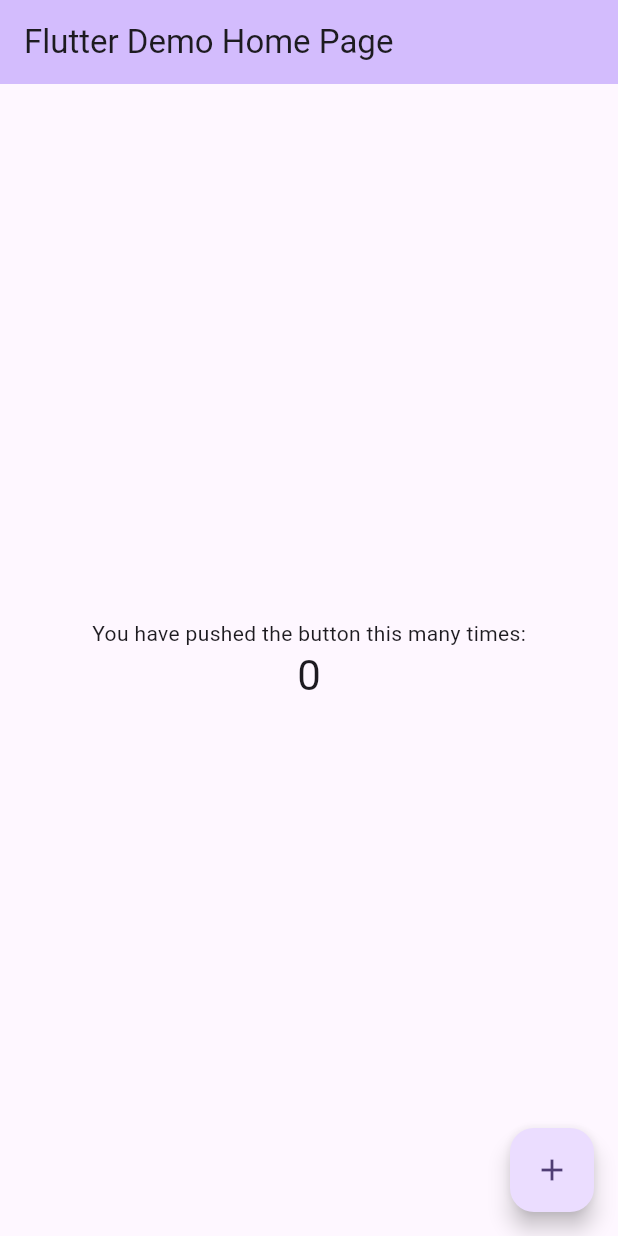
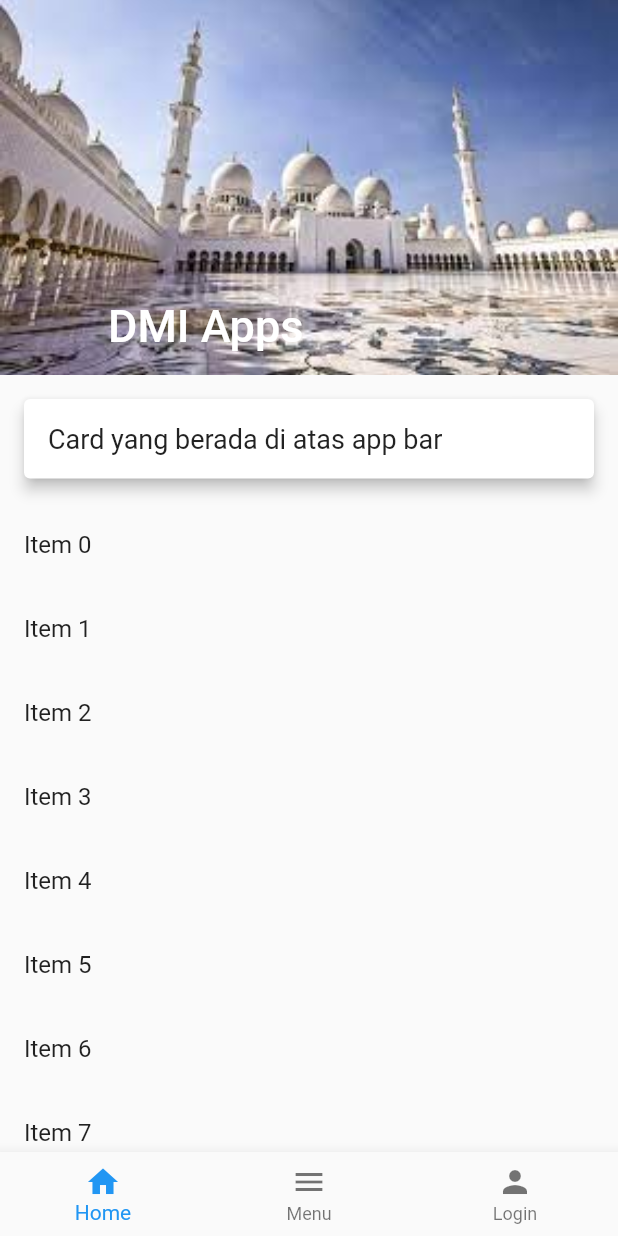
Before and after one commit to IkwanThareq/proj_fe_flutter_dmi, a Flutter app: the screen it shows after launch, on a phone screen of 412 x 824 dp. Run offline on Flutter 3.47's test engine with Material 2 defaults, Android fonts, the phone set to English and light mode, and no system bars.

Commit message:
pengerjaan UI home

```diff
--- a/lib/main.dart
+++ b/lib/main.dart
@@ -1,125 +1,19 @@
+import 'package:fe_dmi/screens/MainMenu.dart';
 import 'package:flutter/material.dart';
 
 void main() {
-  runApp(const MyApp());
+  runApp(const DMIApp());
 }
 
-class MyApp extends StatelessWidget {
-  const MyApp({super.key});
+class DMIApp extends StatelessWidget {
+  const DMIApp({super.key});
 
-  // This widget is the root of your application.
   @override
   Widget build(BuildContext context) {
-    return MaterialApp(
-      title: 'Flutter Demo',
-      theme: ThemeData(
-        // This is the theme of your application.
-        //
-        // TRY THIS: Try running your application with "flutter run". You'll see
-        // the application has a blue toolbar. Then, without quitting the app,
-        // try changing the seedColor in the colorScheme below to Colors.green
-        // and then invoke "hot reload" (save your changes or press the "hot
-        // reload" button in a Flutter-supported IDE, or press "r" if you used
-        // the command line to start the app).
-        //
-        // Notice that the counter didn't reset back to zero; the application
-        // state is not lost during the reload. To reset the state, use hot
-        // restart instead.
-        //
-        // This works for code too, not just values: Most code changes can be
-        // tested with just a hot reload.
-        colorScheme: ColorScheme.fromSeed(seedColor: Colors.deepPurple),
-        useMaterial3: true,
-      ),
-      home: const MyHomePage(title: 'Flutter Demo Home Page'),
+    return const MaterialApp(
+      title: 'MDI app',
+      debugShowCheckedModeBanner: false,
+      home: MainMenu(),
     );
   }
 }
-
-class MyHomePage extends StatefulWidget {
-  const MyHomePage({super.key, required this.title});
-
-  // This widget is the home page of your application. It is stateful, meaning
-  // that it has a State object (defined below) that contains fields that affect
-  // how it looks.
-
-  // This class is the configuration for the state. It holds the values (in this
-  // case the title) provided by the parent (in this case the App widget) and
-  // used by the build method of the State. Fields in a Widget subclass are
-  // always marked "final".
-
-  final String title;
-
-  @override
-  State<MyHomePage> createState() => _MyHomePageState();
-}
-
-class _MyHomePageState extends State<MyHomePage> {
-  int _counter = 0;
-
-  void _incrementCounter() {
-    setState(() {
-      // This call to setState tells the Flutter framework that something has
-      // changed in this State, which causes it to rerun the build method below
-      // so that the display can reflect the updated values. If we changed
-      // _counter without calling setState(), then the build method would not be
-      // called again, and so nothing would appear to happen.
-      _counter++;
-    });
-  }
-
-  @override
-  Widget build(BuildContext context) {
-    // This method is rerun every time setState is called, for instance as done
-    // by the _incrementCounter method above.
-    //
-    // The Flutter framework has been optimized to make rerunning build methods
-    // fast, so that you can just rebuild anything that needs updating rather
-    // than having to individually change instances of widgets.
-    return Scaffold(
-      appBar: AppBar(
-        // TRY THIS: Try changing the color here to a specific color (to
-        // Colors.amber, perhaps?) and trigger a hot reload to see the AppBar
-        // change color while the other colors stay the same.
-        backgroundColor: Theme.of(context).colorScheme.inversePrimary,
-        // Here we take the value from the MyHomePage object that was created by
-        // the App.build method, and use it to set our appbar title.
-        title: Text(widget.title),
-      ),
-      body: Center(
-        // Center is a layout widget. It takes a single child and positions it
-        // in the middle of the parent.
-        child: Column(
-          // Column is also a layout widget. It takes a list of children and
-          // arranges them vertically. By default, it sizes itself to fit its
-          // children horizontally, and tries to be as tall as its parent.
-          //
-          // Column has various properties to control how it sizes itself and
-          // how it positions its children. Here we use mainAxisAlignment to
-          // center the children vertically; the main axis here is the vertical
-          // axis because Columns are vertical (the cross axis would be
-          // horizontal).
-          //
-          // TRY THIS: Invoke "debug painting" (choose the "Toggle Debug Paint"
-          // action in the IDE, or press "p" in the console), to see the
-          // wireframe for each widget.
-          mainAxisAlignment: MainAxisAlignment.center,
-          children: <Widget>[
-            const Text(
-              'You have pushed the button this many times:',
-            ),
-            Text(
-              '$_counter',
-              style: Theme.of(context).textTheme.headlineMedium,
-            ),
-          ],
-        ),
-      ),
-      floatingActionButton: FloatingActionButton(
-        onPressed: _incrementCounter,
-        tooltip: 'Increment',
-        child: const Icon(Icons.add),
-      ), // This trailing comma makes auto-formatting nicer for build methods.
-    );
-  }
-}
--- /dev/null
+++ b/lib/screens/BottomSheetsScreen.dart
@@ -0,0 +1,27 @@
+import 'package:flutter/material.dart';
+
+class BottomSheetsScreen extends StatelessWidget {
+  @override
+  Widget build(BuildContext context) {
+    return Container(
+      padding: EdgeInsets.all(16.0),
+      child: Column(
+        mainAxisSize: MainAxisSize.min,
+        children: <Widget>[
+          Text(
+            'Ini adalah konten dari Bottom Sheet',
+            style: TextStyle(fontSize: 18.0),
+          ),
+          SizedBox(height: 16.0),
+          ElevatedButton(
+            onPressed: () {
+              // Tambahkan tindakan yang ingin Anda lakukan ketika tombol ditekan di sini
+              Navigator.of(context).pop(); // Untuk menutup bottom sheet
+            },
+            child: Text('Tutup'),
+          ),
+        ],
+      ),
+    );
+  }
+}
--- /dev/null
+++ b/lib/screens/HomeScreen.dart
@@ -0,0 +1,55 @@
+import 'package:flutter/material.dart';
+
+class HomeScreen extends StatefulWidget {
+  const HomeScreen({Key? key}) : super(key: key);
+
+  @override
+  State<HomeScreen> createState() => _HomeScreenState();
+}
+
+class _HomeScreenState extends State<HomeScreen> {
+  @override
+  Widget build(BuildContext context) {
+    return Scaffold(
+      body: CustomScrollView(
+        slivers: <Widget>[
+          SliverAppBar(
+            expandedHeight: 250.0,
+            floating: false,
+            pinned: true,
+            flexibleSpace: FlexibleSpaceBar(
+              title: Text("DMI Apps"),
+              background: Image.asset(
+                'assets/images/img_masjid.jpeg',
+                fit: BoxFit.cover,
+              ),
+            ),
+          ),
+          const SliverToBoxAdapter(
+            child: Card(
+              elevation: 4.0, // Elevasi untuk menambahkan bayangan
+              margin: EdgeInsets.all(16.0),
+              child: Padding(
+                padding: EdgeInsets.all(16.0),
+                child: Text(
+                  'Card yang berada di atas app bar',
+                  style: TextStyle(fontSize: 18.0),
+                ),
+              ),
+            ),
+          ),
+          SliverList(
+            delegate: SliverChildBuilderDelegate(
+              (BuildContext context, int index) {
+                return ListTile(
+                  title: Text('Item $index'),
+                );
+              },
+              childCount: 50,
+            ),
+          ),
+        ],
+      ),
+    );
+  }
+}
--- /dev/null
+++ b/lib/screens/LoginScreen.dart
@@ -0,0 +1,21 @@
+import 'package:flutter/material.dart';
+class LoginScreen extends StatefulWidget {
+  const LoginScreen({super.key});
+
+  @override
+  State<LoginScreen> createState() => _LoginScreenState();
+}
+
+class _LoginScreenState extends State<LoginScreen> {
+  @override
+  Widget build(BuildContext context) {
+    return Scaffold(
+      appBar: AppBar(
+        title: Text("Login Screen"),
+      ),
+      body: Center(
+        child: Text("Login Screen"),
+      ),
+    );
+  }
+}
--- /dev/null
+++ b/lib/screens/MainMenu.dart
@@ -0,0 +1,57 @@
+import 'package:fe_dmi/screens/BottomSheetsScreen.dart';
+import 'package:fe_dmi/screens/HomeScreen.dart';
+import 'package:fe_dmi/screens/LoginScreen.dart';
+import 'package:flutter/material.dart';
+
+class MainMenu extends StatefulWidget {
+  const MainMenu({super.key});
+
+  @override
+  State<MainMenu> createState() => _MainMenuState();
+}
+
+class _MainMenuState extends State<MainMenu> {
+
+  int _currentIndex = 0;
+  IconData _fabIcon = Icons.add;
+   final List<Widget> _pages = [
+    const HomeScreen(),
+    BottomSheetsScreen(),
+    const LoginScreen(),
+  ];
+
+  void _changeFabIcon(){
+    setState(() {
+      _fabIcon = (_fabIcon == Icons.add) ? Icons.remove : Icons.add;
+    });
+  }
+
+  @override
+  Widget build(BuildContext context) {
+    return Scaffold(
+      body: _pages[_currentIndex],
+      bottomNavigationBar: BottomNavigationBar(
+        currentIndex: _currentIndex,
+        onTap: (index) {
+          setState(() {
+            _currentIndex = index;
+          });
+        },
+        items: [
+          BottomNavigationBarItem(
+            icon: const Icon(Icons.home),
+            label: "Home",
+          ),
+          BottomNavigationBarItem(
+            icon: Icon(Icons.menu),
+            label: "Menu",
+          ),
+          BottomNavigationBarItem(
+            icon: Icon(Icons.person),
+            label: "Login",
+          ),
+        ],
+      ),
+    );
+  }
+}
--- a/pubspec.yaml
+++ b/pubspec.yaml
@@ -59,8 +59,8 @@ flutter:
   uses-material-design: true
 
   # To add assets to your application, add an assets section, like this:
-  # assets:
-  #   - images/a_dot_burr.jpeg
+  assets:
+    - assets/images/
   #   - images/a_dot_ham.jpeg
 
   # An image asset can refer to one or more resolution-specific "variants", see
```
Also changed, not shown: assets/images/img_masjid.jpeg (added).
